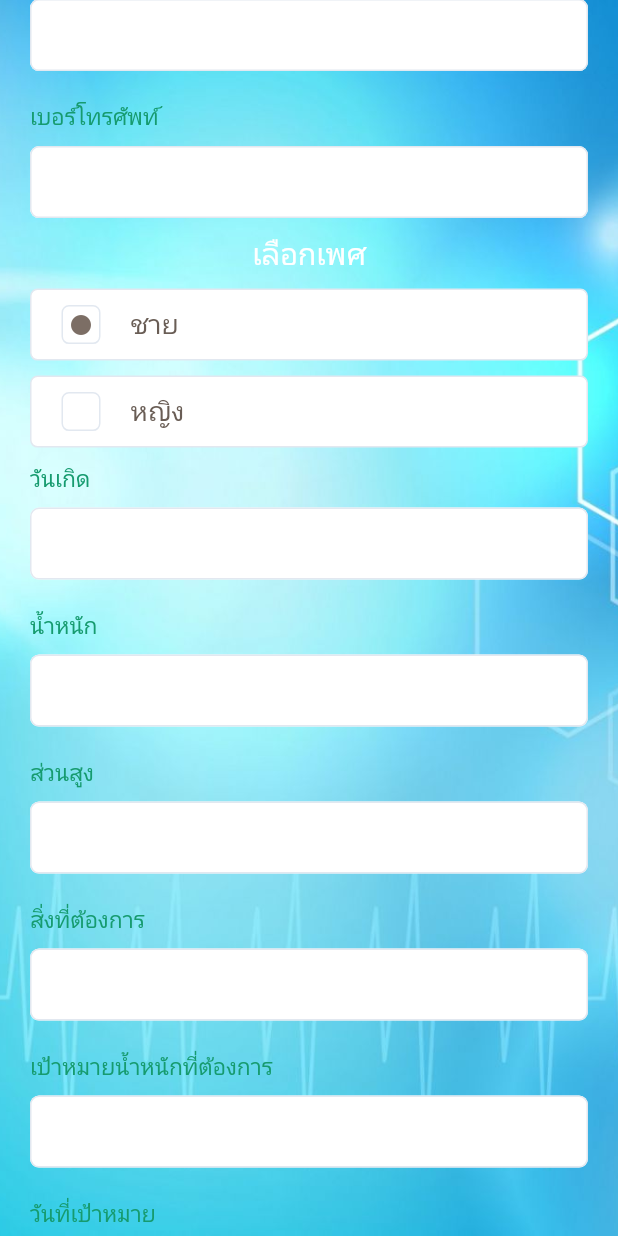
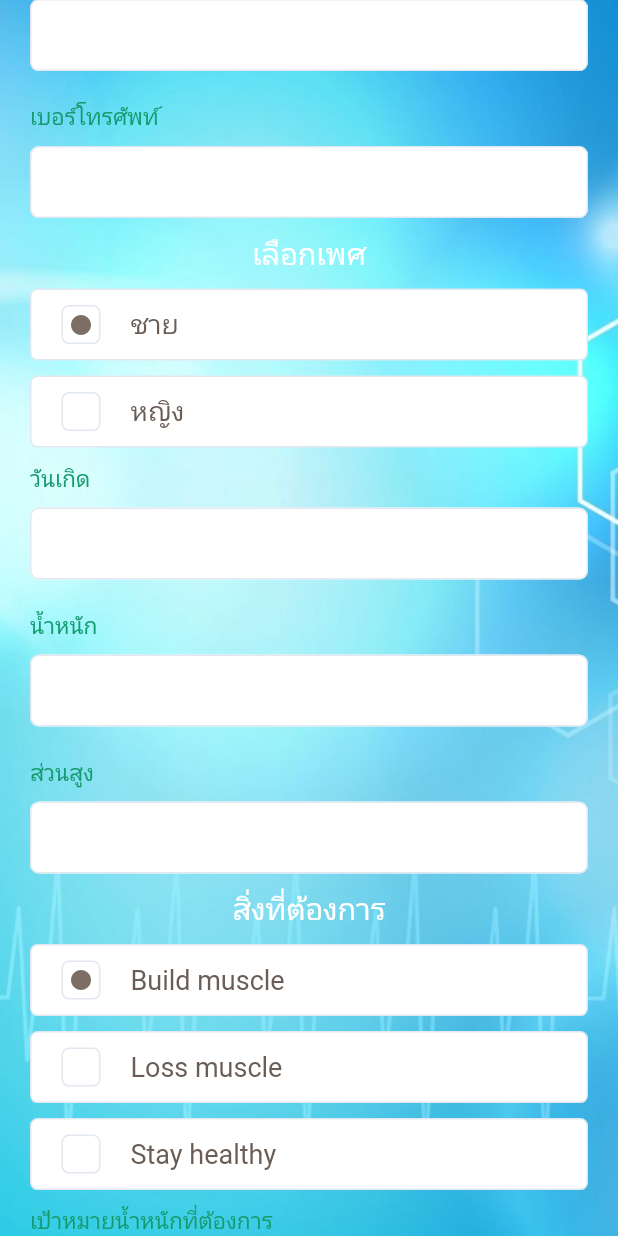
Before and after one commit to Teddymalaju123/healthmeflutter, a Flutter app: the register screen opened directly, scrolled down 576 dp, on a phone screen of 412 x 824 dp. Run offline on Flutter 3.47's test engine with Material 2 defaults, Android fonts, the phone set to English and light mode, and no system bars; our stand-ins replace babstrap_settings_screen, dio, persistent_bottom_nav_bar; Roboto replaces fonts that are missing (donut, rsubold).

Commit message:
edit register

```diff
--- a/lib/src/features/authentication/model/register.dart
+++ b/lib/src/features/authentication/model/register.dart
@@ -32,6 +32,8 @@ class _registerState extends State<register> {
   TextEditingController dateoftarget = new TextEditingController();
   TextEditingController wayoptiion = new TextEditingController();
   TextEditingController typeuser = new TextEditingController();
+  int goaltype = 0;
+  int waytype = 0;
   int sex = 0;
   int userType = 0;
   final dio = Dio();
@@ -53,10 +55,10 @@ class _registerState extends State<register> {
       "dateofbirth": dateofbirth.text,
       "weight": weight.text,
       "height": height.text,
-      "goaloption": goaloption.text,
+      "goaloption": goaltype == 0 ? "Build muscle"  "Loss weight" : "Stay healthy",
       "targetweight": targetweight.text,
       "dateoftarget": dateoftarget.text,
-      "wayoption": wayoptiion.text,
+      "wayoption": waytype == 0 ? "IF" : "Calories",
       "typeuser": userType == 0 ? "1" : "2",
       "usertype": userType == 0 ? "USER" : "TRAINER"
     });
@@ -486,41 +488,7 @@ class _registerState extends State<register> {
     );
   }
 
-  Widget _entryFieldGoaloption(String title) {
-    return Container(
-      margin: EdgeInsets.symmetric(vertical: 10),
-      child: Column(
-        crossAxisAlignment: CrossAxisAlignment.start,
-        children: <Widget>[
-          Text(
-            title,
-            style: TextStyle(
-                fontFamily: 'rsubold',
-                fontSize: 15,
-                color: Color.fromARGB(255, 22, 155, 111)),
-          ),
-          SizedBox(
-            height: 10,
-          ),
-          TextField(
-              controller: goaloption,
-              decoration: InputDecoration(
-                  contentPadding: EdgeInsets.only(left: 10),
-                  border: InputBorder.none,
-                  fillColor: Colors.white,
-                  focusedBorder: OutlineInputBorder(
-                    borderSide: const BorderSide(color: Color(0xff6E8786)),
-                    borderRadius: BorderRadius.all(Radius.circular(6)),
-                  ),
-                  enabledBorder: OutlineInputBorder(
-                    borderSide: BorderSide(color: Color(0xffE2E8F0)),
-                    borderRadius: BorderRadius.all(Radius.circular(6)),
-                  ),
-                  filled: true))
-        ],
-      ),
-    );
-  }
+
 
   Widget _entryFieldTargetwieght(String title) {
     return Container(
@@ -594,77 +562,7 @@ class _registerState extends State<register> {
     );
   }
 
-  Widget _entryFieldWayoption(String title) {
-    return Container(
-      margin: EdgeInsets.symmetric(vertical: 10),
-      child: Column(
-        crossAxisAlignment: CrossAxisAlignment.start,
-        children: <Widget>[
-          Text(
-            title,
-            style: TextStyle(
-                fontFamily: 'rsubold',
-                fontSize: 15,
-                color: Color.fromARGB(255, 22, 155, 111)),
-          ),
-          SizedBox(
-            height: 10,
-          ),
-          TextField(
-              controller: wayoptiion,
-              decoration: InputDecoration(
-                  contentPadding: EdgeInsets.only(left: 10),
-                  border: InputBorder.none,
-                  fillColor: Colors.white,
-                  focusedBorder: OutlineInputBorder(
-                    borderSide: const BorderSide(color: Color(0xff6E8786)),
-                    borderRadius: BorderRadius.all(Radius.circular(6)),
-                  ),
-                  enabledBorder: OutlineInputBorder(
-                    borderSide: BorderSide(color: Color(0xffE2E8F0)),
-                    borderRadius: BorderRadius.all(Radius.circular(6)),
-                  ),
-                  filled: true))
-        ],
-      ),
-    );
-  }
 
-  Widget _entryFieldTypeUser(String title) {
-    return Container(
-      margin: EdgeInsets.symmetric(vertical: 10),
-      child: Column(
-        crossAxisAlignment: CrossAxisAlignment.start,
-        children: <Widget>[
-          Text(
-            title,
-            style: TextStyle(
-                fontFamily: 'rsuregular',
-                fontSize: 15,
-                color: Color.fromARGB(255, 22, 155, 111)),
-          ),
-          SizedBox(
-            height: 10,
-          ),
-          TextField(
-              controller: typeuser,
-              decoration: InputDecoration(
-                  contentPadding: EdgeInsets.only(left: 10),
-                  border: InputBorder.none,
-                  fillColor: Colors.white,
-                  focusedBorder: OutlineInputBorder(
-                    borderSide: const BorderSide(color: Color(0xff6E8786)),
-                    borderRadius: BorderRadius.all(Radius.circular(6)),
-                  ),
-                  enabledBorder: OutlineInputBorder(
-                    borderSide: BorderSide(color: Color(0xffE2E8F0)),
-                    borderRadius: BorderRadius.all(Radius.circular(6)),
-                  ),
-                  filled: true))
-        ],
-      ),
-    );
-  }
 
   Widget _submitButton() {
     return InkWell(
@@ -759,10 +657,83 @@ class _registerState extends State<register> {
         _entryFieldDateofbirth("วันเกิด"),
         _entryFieldWeight("น้ำหนัก"),
         _entryFieldHeight("ส่วนสูง"),
-        _entryFieldGoaloption("สิ่งที่ต้องการ"),
+        Padding(
+          padding: const EdgeInsets.only(bottom: 10),
+          child: Text(
+            "สิ่งที่ต้องการ",
+            style: TextStyle(
+                fontSize: 20, color: Color.fromARGB(255, 255, 255, 255)),
+          ),
+        ),
+        CustomRadio(
+          name: 'Build muscle',
+          value: 0,
+          groupValue: goaltype,
+          onChanged: (value, name) {
+            setState(() {
+              goaltype = value;
+            });
+          },
+        ),
+        SizedBox(
+          height: 10,
+        ),
+        CustomRadio(
+          name: 'Loss muscle',
+          value: 1,
+          groupValue: goaltype,
+          onChanged: (value, name) {
+            setState(() {
+              goaltype = value;
+            });
+          },
+        ),
+        SizedBox(
+          height: 10,
+        ),
+        CustomRadio(
+          name: 'Stay healthy',
+          value: 2,
+          groupValue: goaltype,
+          onChanged: (value, name) {
+            setState(() {
+              goaltype = value;
+            });
+          },
+        ),
         _entryFieldTargetwieght("เป้าหมายน้ำหนักที่ต้องการ"),
         _entryFieldDateoftarget("วันที่เป้าหมาย"),
-        _entryFieldWayoption("วิธีการที่ต้องการ"),
+        Padding(
+          padding: const EdgeInsets.only(bottom: 10),
+          child: Text(
+            "วิธีการที่ต้องการ",
+            style: TextStyle(
+                fontSize: 20, color: Color.fromARGB(255, 255, 255, 255)),
+          ),
+        ),
+        CustomRadio(
+          name: 'IF',
+          value: 0,
+          groupValue: waytype,
+          onChanged: (value, name) {
+            setState(() {
+              waytype = value;
+            });
+          },
+        ),
+        SizedBox(
+          height: 10,
+        ),
+        CustomRadio(
+          name: 'Calories',
+          value: 1,
+          groupValue: waytype,
+          onChanged: (value, name) {
+            setState(() {
+              waytype = value;
+            });
+          },
+        ),
         Padding(
           padding: const EdgeInsets.only(bottom: 10),
           child: Text(
--- a/lib/src/features/authentication/model/user_info.dart
+++ b/lib/src/features/authentication/model/user_info.dart
@@ -14,7 +14,7 @@ class UserInfo {
   String? dateoftarget;
   String? wayoption;
   String? typeuser;
-  String? imagepassusertrianer;
+  String? userType;
 
   UserInfo(
       {this.username,
@@ -32,7 +32,7 @@ class UserInfo {
       this.dateoftarget,
       this.wayoption,
       this.typeuser,
-      this.imagepassusertrianer});
+      this.userType});
 
   UserInfo.fromJson(Map<String, dynamic> json) {
     username = json['username'];
@@ -50,7 +50,7 @@ class UserInfo {
     dateoftarget = json['dateoftarget'];
     wayoption = json['wayoption'];
     typeuser = json['typeuser'];
-    imagepassusertrianer = json['imagepassusertrianer'];
+    userType = json['userType'];
   }
 
   Map<String, dynamic> toJson() {
@@ -70,7 +70,7 @@ class UserInfo {
     data['dateoftarget'] = this.dateoftarget;
     data['wayoption'] = this.wayoption;
     data['typeuser'] = this.typeuser;
-    data['imagepassusertrianer'] = this.imagepassusertrianer;
+    data['userType'] = this.userType;
     return data;
   }
 }
--- a/lib/src/features/routing/navigator.dart
+++ b/lib/src/features/routing/navigator.dart
@@ -40,7 +40,7 @@ class _NavigationMenuBarState extends State<NavigationMenuBar> {
       PersistentBottomNavBarItem(
         contentPadding: 0.0,
         icon: Icon(CupertinoIcons.square_list_fill, size: 23),
-        title: ("รายชื่อเทรนเนอร์"),
+        title: ("รายชื่อผู้ใช้"),
         activeColorPrimary: Color.fromARGB(255, 250, 250, 250),
         inactiveColorPrimary: Color.fromARGB(255, 10, 83, 77),
       ),
@@ -64,7 +64,7 @@ class _NavigationMenuBarState extends State<NavigationMenuBar> {
 
   List<Widget> _buildScreens() {
     return [
-      Home(), register(), Home(), Setting()
+      Home(), Home(), Home(), Setting()
       // MainList(),
       // Test()
     ];
```
